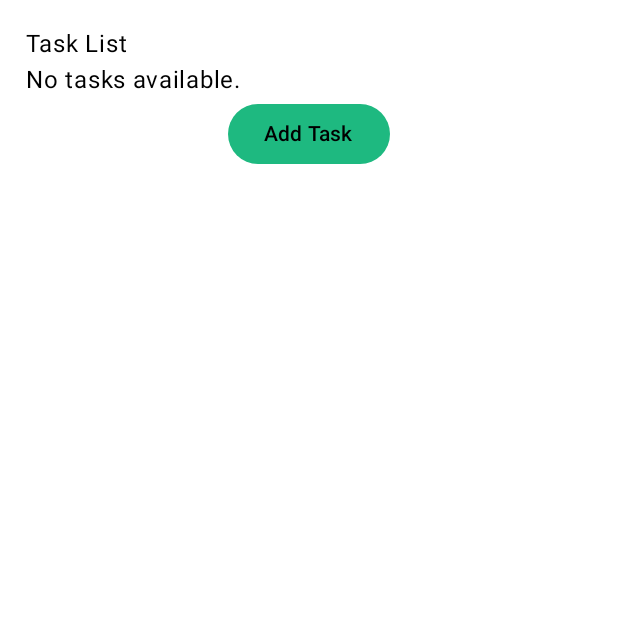
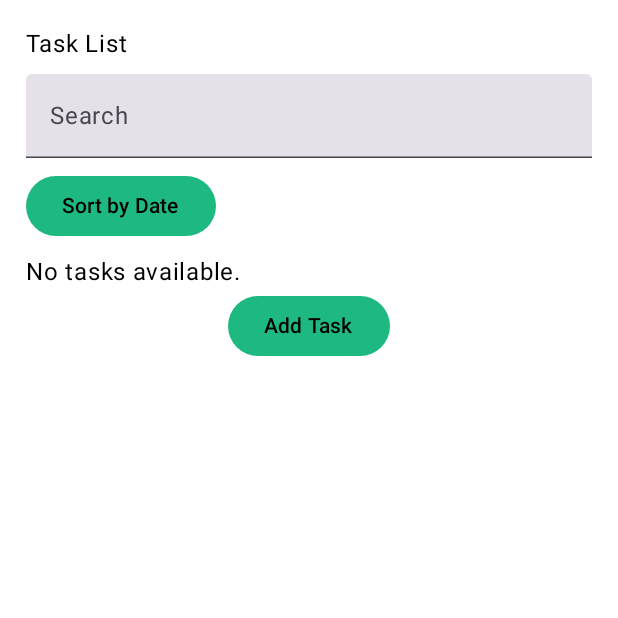
Before and after one commit to IFRAERI/ToDoList, an Android app built with Jetpack Compose: the AddEditTaskScreen screen opened through its navigation route, after a tap on "Save Task", on a phone screen of 412 x 824 dp, the top half of it. Run offline under Robolectric (Android 15) with nearby library versions, the light colour scheme and no system bars; our stand-ins replace Firebase (no records; nobody signed in at launch, a user with empty details on screens opened directly), livedata-compose; 1 statement that could not run was skipped; 2 other taps on this screen came first.

Commit message:
Add sorting by date and search functionality

```diff
--- a/app/src/main/java/aodintsov/to_do_list/view/AddEditTaskScreen.kt
+++ b/app/src/main/java/aodintsov/to_do_list/view/AddEditTaskScreen.kt
@@ -50,8 +50,8 @@ fun AddEditTaskScreen(
     var taskLoaded by rememberSaveable { mutableStateOf(false) }
     var isCompleted by rememberSaveable { mutableStateOf(false) }
     var deadline by rememberSaveable { mutableStateOf<Long?>(null) }
-    var assignedTo by rememberSaveable { mutableStateOf("") } // New field for delegation
-    var subTasks by rememberSaveable { mutableStateOf(listOf<SubTask>()) } // New field for subtasks
+    var assignedTo by rememberSaveable { mutableStateOf("") }
+    var subTasks by rememberSaveable { mutableStateOf(listOf<SubTask>()) }
 
     LaunchedEffect(taskId) {
         Log.d("AddEditTaskScreen", "LaunchedEffect triggered with taskId: $taskId")
--- a/app/src/main/java/aodintsov/to_do_list/view/TaskListScreen.kt
+++ b/app/src/main/java/aodintsov/to_do_list/view/TaskListScreen.kt
@@ -3,23 +3,13 @@ package aodintsov.to_do_list.view
 import android.util.Log
 import androidx.compose.foundation.ExperimentalFoundationApi
 import androidx.compose.foundation.combinedClickable
-import androidx.compose.foundation.layout.Box
-import androidx.compose.foundation.layout.Column
-import androidx.compose.foundation.layout.Row
-import androidx.compose.foundation.layout.Spacer
-import androidx.compose.foundation.layout.fillMaxHeight
-import androidx.compose.foundation.layout.fillMaxSize
-import androidx.compose.foundation.layout.fillMaxWidth
-import androidx.compose.foundation.layout.height
-import androidx.compose.foundation.layout.padding
+import androidx.compose.foundation.layout.*
 import androidx.compose.foundation.lazy.LazyColumn
 import androidx.compose.foundation.lazy.items
-import androidx.compose.material3.Button
-import androidx.compose.material3.Card
-import androidx.compose.material3.Checkbox
-import androidx.compose.material3.Text
-import androidx.compose.runtime.Composable
+import androidx.compose.material3.*
+import androidx.compose.runtime.*
 import androidx.compose.runtime.livedata.observeAsState
+import androidx.compose.runtime.saveable.rememberSaveable
 import androidx.compose.ui.Alignment
 import androidx.compose.ui.Modifier
 import androidx.compose.ui.unit.dp
@@ -31,8 +21,7 @@ import aodintsov.to_do_list.viewmodel.AuthViewModelFactory
 import aodintsov.to_do_list.viewmodel.TaskViewModel
 import aodintsov.to_do_list.viewmodel.TaskViewModelFactory
 import java.text.SimpleDateFormat
-import java.util.Date
-import java.util.Locale
+import java.util.*
 
 @Composable
 fun TaskListScreen(
@@ -52,10 +41,34 @@ fun TaskListScreen(
         Log.d("TaskListScreen", "Task ID: ${task.taskId}")
     }
 
+    var searchQuery by rememberSaveable { mutableStateOf("") }
+
     Box(modifier = Modifier.fillMaxSize()) {
         Column(modifier = modifier.fillMaxSize().padding(16.dp)) {
             Text(text = "Task List")
-            if (tasks.value.isEmpty()) {
+            Spacer(modifier = Modifier.height(8.dp))
+            TextField(
+                value = searchQuery,
+                onValueChange = {
+                    searchQuery = it
+                    taskViewModel.searchTasks(it)
+                },
+                label = { Text("Search") },
+                modifier = Modifier.fillMaxWidth()
+            )
+            Spacer(modifier = Modifier.height(8.dp))
+            Row {
+                Button(
+                    onClick = { taskViewModel.sortTasksByDate() },
+                    modifier = Modifier.align(Alignment.CenterVertically)
+                ) {
+                    Text(text = "Sort by Date")
+                }
+            }
+            Spacer(modifier = Modifier.height(8.dp))
+            if (searchQuery.isNotEmpty()){
+                Text(text = "No tasks found")}
+            else  if (tasks.value.isEmpty()) {
                 Text(text = "No tasks available.")
             } else {
                 LazyColumn(modifier = Modifier.fillMaxSize().weight(1f)) {
@@ -71,7 +84,7 @@ fun TaskListScreen(
             Button(
                 onClick = { navController.navigate("addEditTask") },
                 modifier = Modifier.align(Alignment.CenterHorizontally)
-           ) {
+            ) {
                 Text(text = "Add Task")
             }
         }
```
Also changed, not shown: app/build.gradle.kts (+2 -8 lines), app/src/main/java/aodintsov/to_do_list/viewmodel/TaskViewModel.kt (+13 -0 lines).
